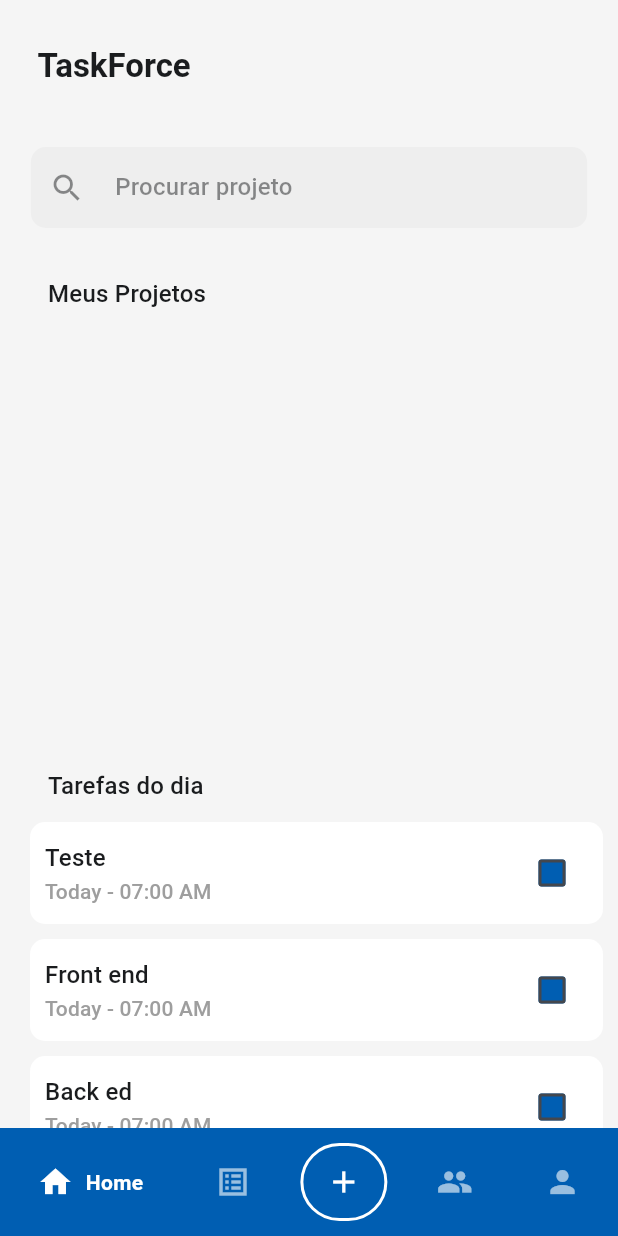
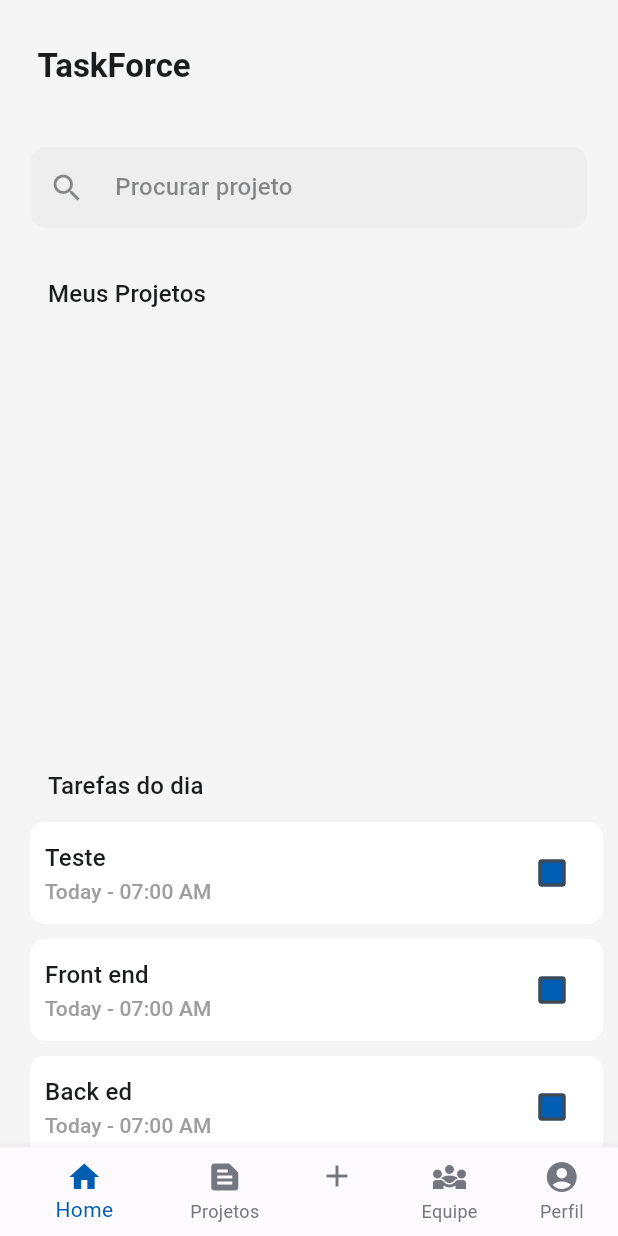
Before and after one commit to cadumeneses/app-manager-project, a Flutter app: the HomePage screen opened directly, on a phone screen of 412 x 824 dp. Run offline on Flutter 3.47's test engine with Material 2 defaults, Android fonts, the phone set to English and light mode, and no system bars; drawn by our look-alikes of google_nav_bar; our stand-ins replace dio, font_awesome_flutter, shared_preferences; accounts and stored records are empty; network calls fail.

```diff
--- a/lib/features/home/presentation/ui/home_page.dart
+++ b/lib/features/home/presentation/ui/home_page.dart
@@ -2,8 +2,6 @@ import 'package:app_manager_project/features/project/presentation/ui/components/
 import 'package:app_manager_project/features/project/presentation/ui/my_projects/my_projects_page.dart';
 import 'package:app_manager_project/features/profile/presentation/ui/profile_page.dart';
 import 'package:flutter/material.dart';
-import 'package:google_nav_bar/google_nav_bar.dart';
-
 import '../../../project/presentation/ui/projects_overview/projects_overview_page.dart';
 
 class HomePage extends StatefulWidget {
@@ -30,42 +28,31 @@ class _HomePageState extends State<HomePage> {
 
     return Scaffold(
       body: screens[_selectedIndex],
-      bottomNavigationBar: Container(
-        color: colorScheme.primary,
-        child: Padding(
-          padding: const EdgeInsets.symmetric(horizontal: 10, vertical: 10),
-          child: GNav(
-            padding: const EdgeInsets.symmetric(horizontal: 15, vertical: 12),
-            gap: 8,
-            backgroundColor: colorScheme.primary,
-            color: colorScheme.onPrimary.withOpacity(0.6),
-            activeColor: colorScheme.onPrimary,
-            textSize: 30,
-            tabs: [
-              const GButton(
-                icon: Icons.home,
-                text: 'Home',
+      bottomNavigationBar: BottomNavigationBar(
+        fixedColor: colorScheme.primary,
+        showUnselectedLabels: true,
+        unselectedItemColor: colorScheme.outline,
+        items: const [
+          BottomNavigationBarItem(
+            label: 'Home',
+            icon: Icon(Icons.home),
           ),
-              const GButton(
-                icon: Icons.list_alt_sharp,
-                text: 'Projetos',
+          BottomNavigationBarItem(
+            label: 'Projetos',
+            icon: Icon(Icons.text_snippet),
           ),
-              GButton(
-                icon: Icons.add,
-                iconColor: colorScheme.onPrimary,
-                border: Border.all(color: colorScheme.onPrimary, width: 2),
+          BottomNavigationBarItem(icon: Center(child: Icon(Icons.add)), label: ''),
+          BottomNavigationBarItem(
+            label: 'Equipe',
+            icon: Icon(Icons.diversity_3),
           ),
-              const GButton(
-                icon: Icons.people,
-                text: 'Equipes',
-              ),
-              const GButton(
-                icon: Icons.person,
-                text: 'Perfil',
+          BottomNavigationBarItem(
+            label: 'Perfil',
+            icon: Icon(Icons.account_circle),
           ),
         ],
-            selectedIndex: _selectedIndex,
-            onTabChange: (int index) {
+        currentIndex: _selectedIndex,
+        onTap: (int index) {
           switch (index) {
             case 0:
               break;
@@ -79,8 +66,6 @@ class _HomePageState extends State<HomePage> {
             _selectedIndex = index;
           });
         },
-          ),
-        ),
       ),
     );
   }
```
Also changed, not shown: lib/features/project/presentation/ui/my_projects/components/chips_component.dart (+12 -11 lines), lib/features/project/presentation/ui/my_projects/my_projects_page.dart (+20 -26 lines). Lines whose indentation alone changed are shown as unchanged.
